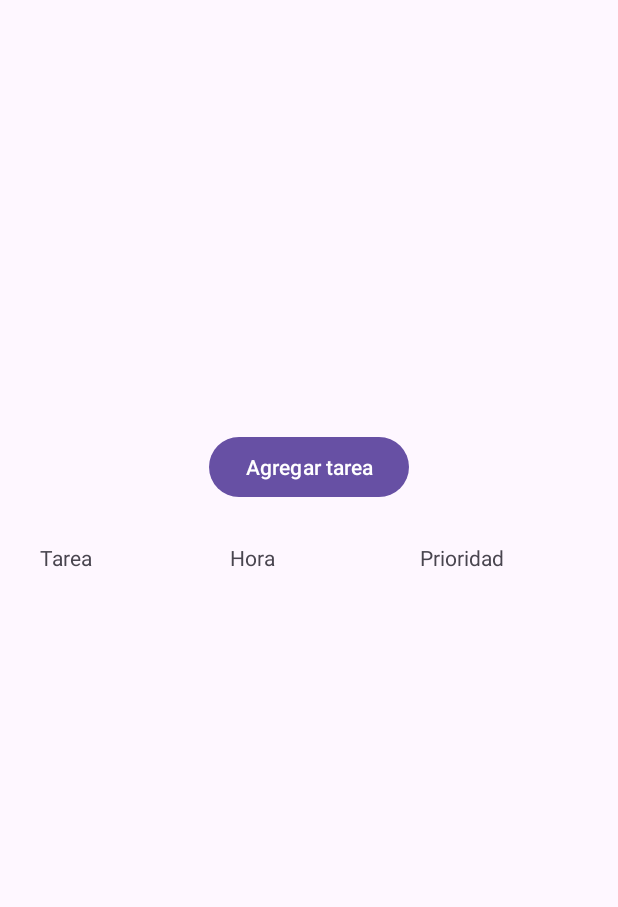
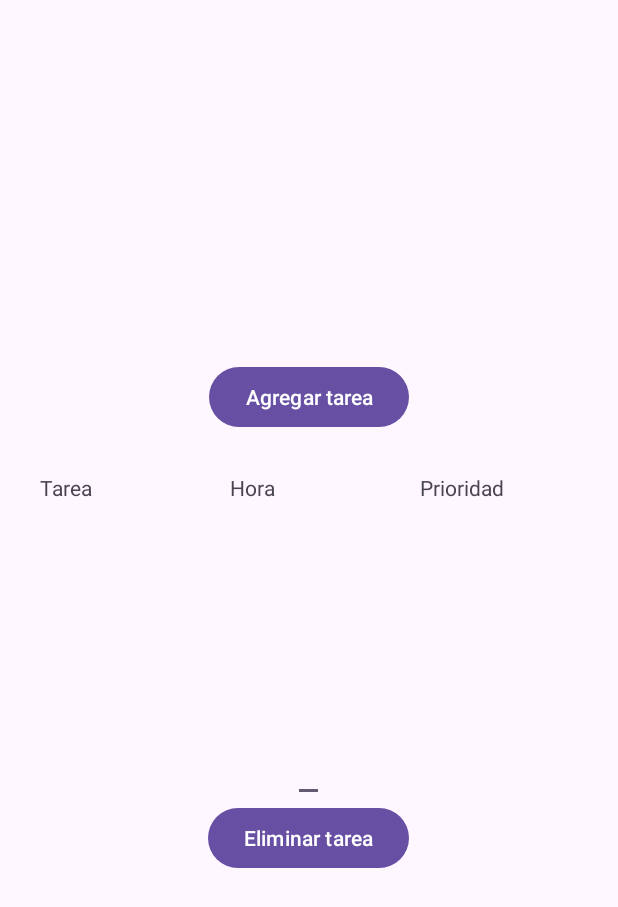
Before and after one commit to MrCalvooo/AndroidLibre, an Android app: the screen it shows after launch (MainActivity), on a phone screen of 412 x 824 dp. Shown: the top 907 px of the screen. Run offline under Robolectric (Android 15) with nearby library versions, the phone set to English and light mode, and no system bars.

Commit message:
preparando la eliminacion de tareas

```diff
--- a/MiAgenda/app/src/main/java/com/mrcalvooo/miagenda/MainActivity.java
+++ b/MiAgenda/app/src/main/java/com/mrcalvooo/miagenda/MainActivity.java
@@ -5,6 +5,7 @@ import android.graphics.Color;
 import android.os.Bundle;
 import android.view.View;
 import android.widget.Button;
+import android.widget.EditText;
 import android.widget.TableLayout;
 import android.widget.TableRow;
 import android.widget.TextView;
@@ -20,7 +21,8 @@ import java.util.List;
 
 public class MainActivity extends AppCompatActivity {
 
-    private Button btnAgregarTarea;
+    private Button btnAgregarTarea, btnEliminarTarea;
+    private EditText etxtTareaEliminar;
     protected static ArrayList<Tarea> listaTareas = new ArrayList<>();
     private TableLayout tableTareas;
 
@@ -44,6 +46,8 @@ public class MainActivity extends AppCompatActivity {
             }
         });
         tableTareas = findViewById(R.id.tableTareas);
+        btnEliminarTarea = findViewById(R.id.btnEliminarTarea);
+        etxtTareaEliminar = findViewById(R.id.etxtTarea);
     }
 
     // Funcion a ejecutar al volver de la vista de AgregarTarea
--- a/MiAgenda/app/src/main/res/layout/activity_main.xml
+++ b/MiAgenda/app/src/main/res/layout/activity_main.xml
@@ -24,4 +24,16 @@
         android:stretchColumns="1">
     </TableLayout>
 
+    <EditText
+        android:id="@+id/etxtTarea"
+        android:layout_width="wrap_content"
+        android:layout_height="wrap_content">
+    </EditText>
+    <Button
+        android:id="@+id/btnEliminarTarea"
+        android:layout_width="wrap_content"
+        android:layout_height="wrap_content"
+        android:text="Eliminar tarea">
+    </Button>
+
 </LinearLayout>
```
